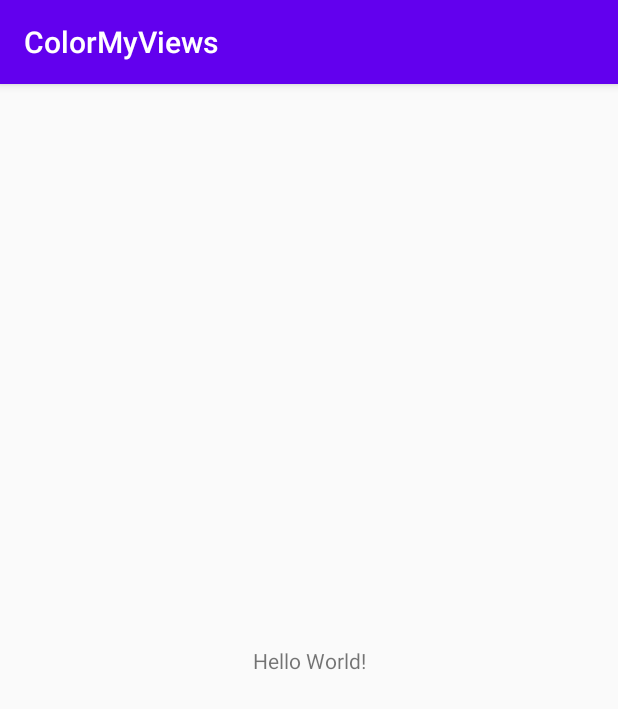
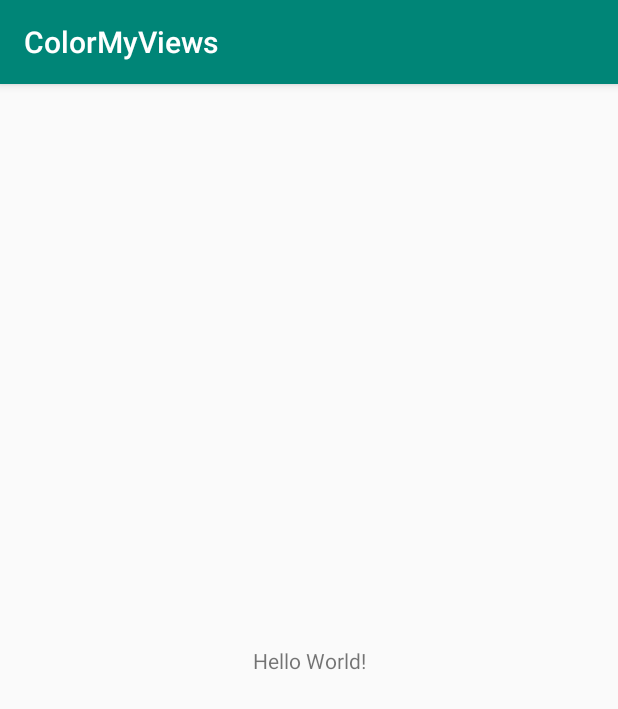
Before and after one commit to HimashiNethinikaRodrigo/ColorMyViews, an Android app: the screen it shows after launch (MainActivity), on a phone screen of 412 x 824 dp. Shown: the top 709 px of the screen. Run offline under Robolectric (Android 15) with nearby library versions, the phone set to English and light mode, and no system bars.

Commit message:
change project colors.xml

```diff
--- a/app/src/main/res/values/colors.xml
+++ b/app/src/main/res/values/colors.xml
@@ -1,6 +1,6 @@
 <?xml version="1.0" encoding="utf-8"?>
 <resources>
-    <color name="colorPrimary">#6200EE</color>
-    <color name="colorPrimaryDark">#3700B3</color>
-    <color name="colorAccent">#03DAC5</color>
+    <color name="colorPrimary">#008577</color>
+    <color name="colorPrimaryDark">#00574B</color>
+    <color name="colorAccent">#76bf5e</color>
 </resources>
```
